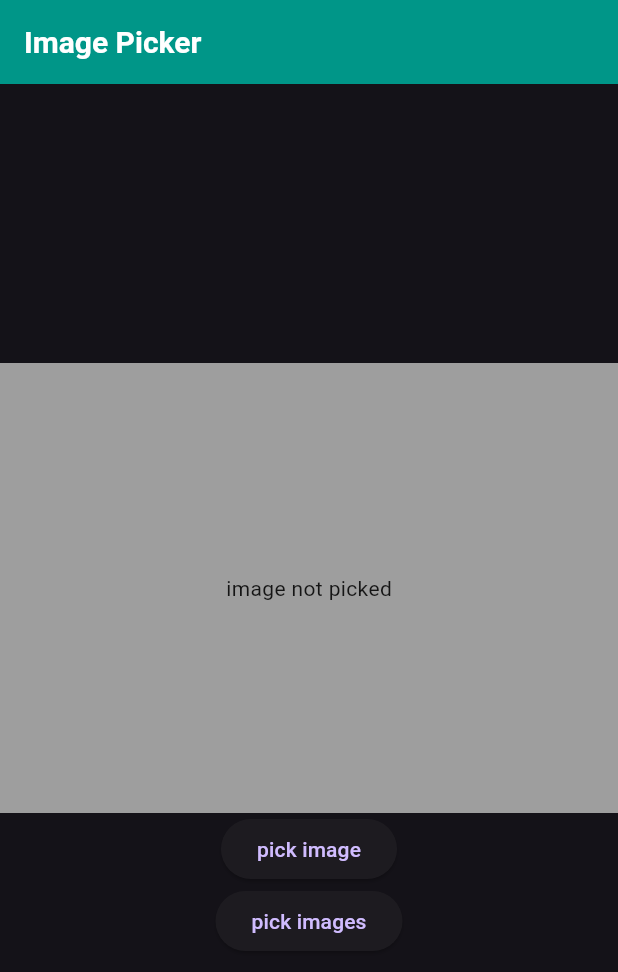
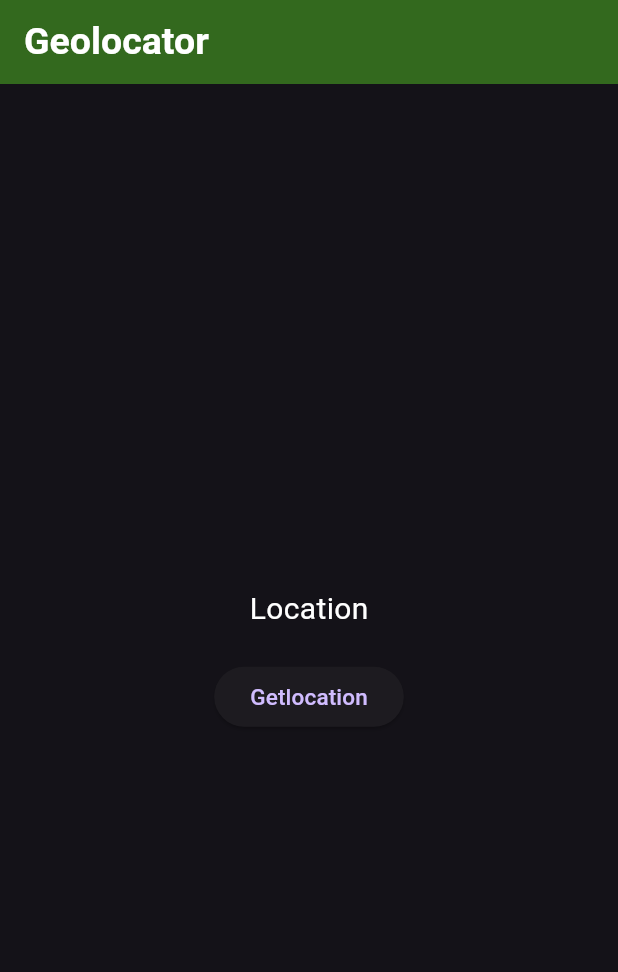
Before and after one commit to anshulkapoor08/quicklearn, a Flutter app: the screen it shows after launch, on a phone screen of 412 x 824 dp. Shown: the top 972 px of the screen. Run offline on Flutter 3.47's test engine with Material 3 defaults, Android fonts, the phone set to English and light mode, and no system bars; our stand-ins replace animated_text_kit, cached_network_image, fluttertoast, geolocator, image_picker.

Commit message:
location

```diff
--- a/lib/main.dart
+++ b/lib/main.dart
@@ -12,6 +12,7 @@ import 'package:amk/widgets/forms.dart';
 import 'package:amk/widgets/image.dart';
 import 'package:amk/widgets/imagepicker.dart';
 import 'package:amk/widgets/list_grid.dart';
+import 'package:amk/widgets/location.dart';
 import 'package:amk/widgets/rowscol.dart';
 import 'package:amk/widgets/stack.dart';
 import 'package:amk/widgets/tabBar.dart';
@@ -37,7 +38,7 @@ class myApp extends StatelessWidget {
         brightness: Brightness.dark,
         primaryColor: Colors.purpleAccent,
       ),
-      home: const ImagepickerWidget(),
+      home: const LocationWidget(),
     );
   }
 }
--- /dev/null
+++ b/lib/widgets/location.dart
@@ -0,0 +1,61 @@
+import 'package:flutter/material.dart';
+import 'package:fluttertoast/fluttertoast.dart';
+import 'package:geolocator/geolocator.dart';
+class LocationWidget extends StatefulWidget {
+  const LocationWidget({super.key});
+
+  @override
+  State<LocationWidget> createState() => _LocationWidgetState();
+}
+
+class _LocationWidgetState extends State<LocationWidget> {
+  Position?position;
+  fetchpostion() async{
+    bool serviceEnabled;
+    LocationPermission permission;
+
+    serviceEnabled = await Geolocator.isLocationServiceEnabled();
+
+    if(!serviceEnabled){
+      Fluttertoast.showToast(msg: 'Service is not Enabled');
+    }
+
+    permission = await Geolocator.checkPermission();
+    if(permission==LocationPermission.denied){
+      permission = await Geolocator.requestPermission();
+      if(permission==LocationPermission.denied){
+        Fluttertoast.showToast(msg: 'You denied the permission');
+      }
+    }
+    if(permission==LocationPermission.deniedForever){
+      Fluttertoast.showToast(msg: 'You denied the permission Forever');
+    }
+    Position currentpostion = await Geolocator.getCurrentPosition();
+    setState(() {
+      position = currentpostion;
+    });
+
+  }
+  @override
+  Widget build(BuildContext context) {
+    return Scaffold(
+      appBar: AppBar(
+        backgroundColor: Colors.lightGreen.shade900,
+        title: Text('Geolocator', style: TextStyle(
+          fontWeight: FontWeight.bold, fontSize: 25, color: Colors.white,),
+        ),),
+      body: Center(
+        child: Column(
+          mainAxisAlignment: MainAxisAlignment.center,
+          children: [
+            Center(child: Text(position==null? 'Location': position.toString(),style: TextStyle(color: Colors.white,fontSize: 20),)),
+            SizedBox(
+              height: 20,
+            ),
+            ElevatedButton(onPressed: (){ fetchpostion();}, child: Text('Getlocation',style: TextStyle(fontSize: 15),)),
+          ],
+        ),
+      ),
+    );
+  }
+}
--- a/pubspec.yaml
+++ b/pubspec.yaml
@@ -38,6 +38,8 @@ dependencies:
   cached_network_image: ^3.3.0
   animated_text_kit: ^4.2.2
   image_picker: ^1.0.6
+  geolocator: ^10.1.0
+  fluttertoast: ^8.2.4
 
 dev_dependencies:
   flutter_test:
```
Also changed, not shown: pubspec.lock, 4 other files.
